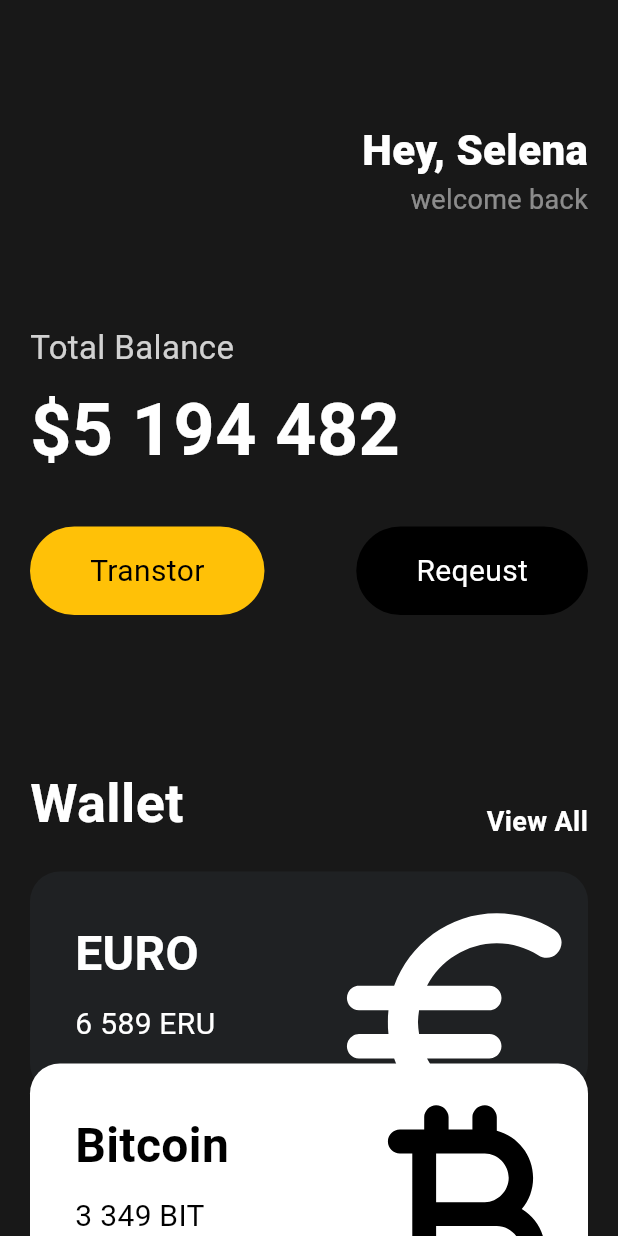
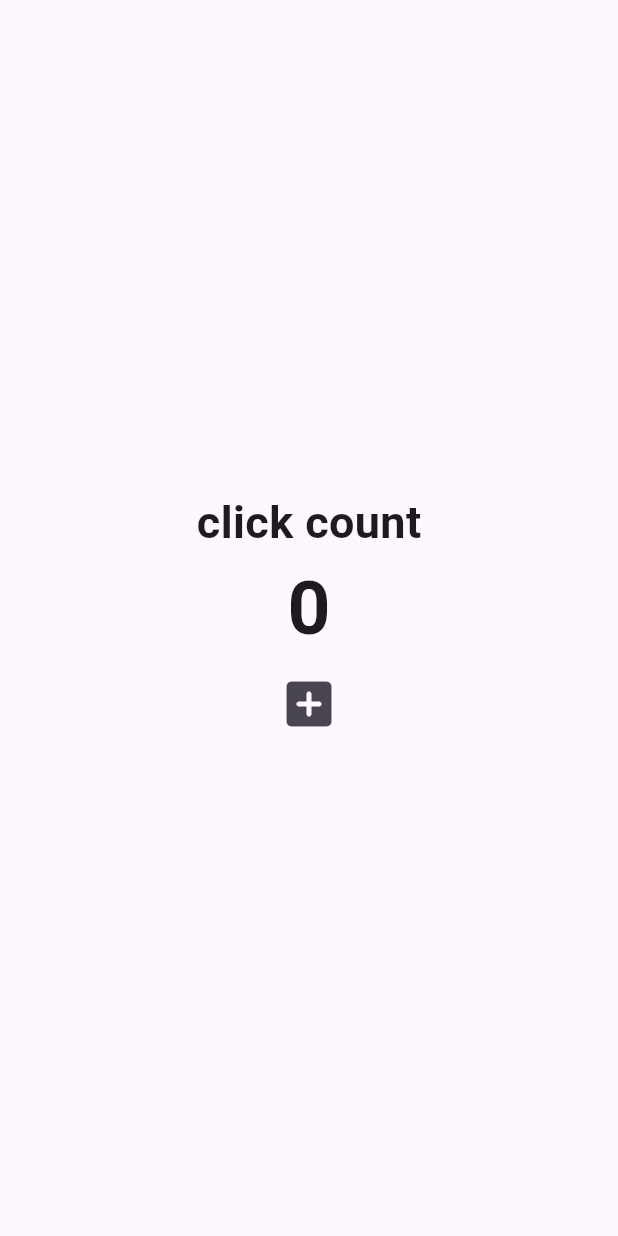
Before and after one commit to Xeostop1/flutter-webtoon, a Flutter app: the screen it shows after launch, on a phone screen of 412 x 824 dp. Run offline on Flutter 3.47's test engine with Material 3 defaults, Android fonts, the phone set to English and light mode, and no system bars.

Commit message:
add: counter

```diff
--- a/lib/main.dart
+++ b/lib/main.dart
@@ -7,109 +7,47 @@ void main() {
   runApp(App());
 }
 
-class App extends StatelessWidget {
+class App extends StatefulWidget{
+  @override
+ State<App> createState() => _AppState();
+}
+
+class _AppState extends State<App> {
+  int counter =0;
+
+
+  void onClick(){
+    setState(() {
+      counter = counter+1;
+    });
+
+  }
+
   @override
   Widget build(BuildContext context) {
     return MaterialApp(
-      home:Scaffold(
-        backgroundColor: Color(0xFF181818),
-        body: SingleChildScrollView(
-         child:
-         Padding(
-             padding: EdgeInsets.symmetric(horizontal: 20),
-             child:
-             Column(
-               crossAxisAlignment: CrossAxisAlignment.start,
+      home: Scaffold(
+        body: Center(
+          child: Column(
+            mainAxisAlignment: MainAxisAlignment.center,
             children: [
-                 SizedBox(
-                   height: 80,
-                 ),
-                 Row(
-                   mainAxisAlignment: MainAxisAlignment.end,
-                   children: [
-
-                     Column(
-                       crossAxisAlignment: CrossAxisAlignment.end,
-                       children: [
-                         Text("Hey, Selena",
+              Text("click count",
               style: TextStyle(
-                               color: Colors.white,
-                               fontSize: 28,
-                               fontWeight: FontWeight.w800
-                           ),
-                         ),
-                         Text("welcome back",
+                fontSize: 30,
+                fontWeight: FontWeight.w600
+              ),),
+              Text("$counter",
                 style: TextStyle(
-                             color: Colors.white.withOpacity(0.5),
-                             fontSize: 18,
-                           ),
-                         ),
-                       ],
-                     )
-                   ],
-                 ),
-                 SizedBox(
-                   height: 70,
-                 ),
-                 Text("Total Balance",
-                   style: TextStyle(
-                       fontSize: 22,
-                       color: Colors.white.withOpacity(0.8)
-                   ),
-                 ),
-                 SizedBox(height: 5),
-                 Text("\$5 194 482",
-                   style: TextStyle(
-                       fontSize: 48,
-                       fontWeight: FontWeight.w600,
-                       color: Colors.white
-                   ),
-                 ),
-                 SizedBox(height: 30,),
-                 Row(
-                   mainAxisAlignment: MainAxisAlignment.spaceBetween,
-                   children: [
-                     Button(text: "Transtor", bgColor: Colors.amber, textColor: Colors.black,),
-                     Button(text: "Reqeust", bgColor: Colors.black, textColor: Colors.white),
-                   ],
-                 ),
-                 SizedBox(
-                   height: 100,
-                 ),
-                 Row(
-                   crossAxisAlignment: CrossAxisAlignment.end,
-                   mainAxisAlignment: MainAxisAlignment.spaceBetween,
-                   children: [
-                     Text(
-                       "Wallet",
-                       style: TextStyle(
-                           color: Colors.white,
-                           fontSize: 36,
+                    fontSize: 50,
                     fontWeight: FontWeight.w600
                 ),
               ),
-                     Text("View All",
-                       style:TextStyle(
-                           color: Colors.white,
-                           fontSize: 18,
-                           fontWeight: FontWeight.w600
-                       )
-                       ,)
+              IconButton(onPressed: onClick, icon: Icon(Icons.add_box_rounded),iconSize: 40,)
             ],
           ),
-                 Row(),
-                 SizedBox(
-                   height:20 ,
+
         ),
-                 CurrencyCard(name: "EURO", code: "ERU", amount: "6 589", icon: Icons.euro_rounded,isInverted: false, isTransform: false,),
-                 CurrencyCard(name: "Bitcoin", code: "BIT", amount: "3 349", icon: Icons.currency_bitcoin_rounded, isInverted: true, isTransform: true, offsetX: 0, offsetY: -20,),
-                 CurrencyCard(name: "Dollar", code: "USD", amount: "10 589", icon: Icons.attach_money_rounded,isInverted: false, isTransform: true,offsetX: 0,offsetY: -40,),
-               ],
-             )
       ),
-        )
-
-      )
     );
   }
 }
```
Lines whose indentation alone changed are shown as unchanged.
